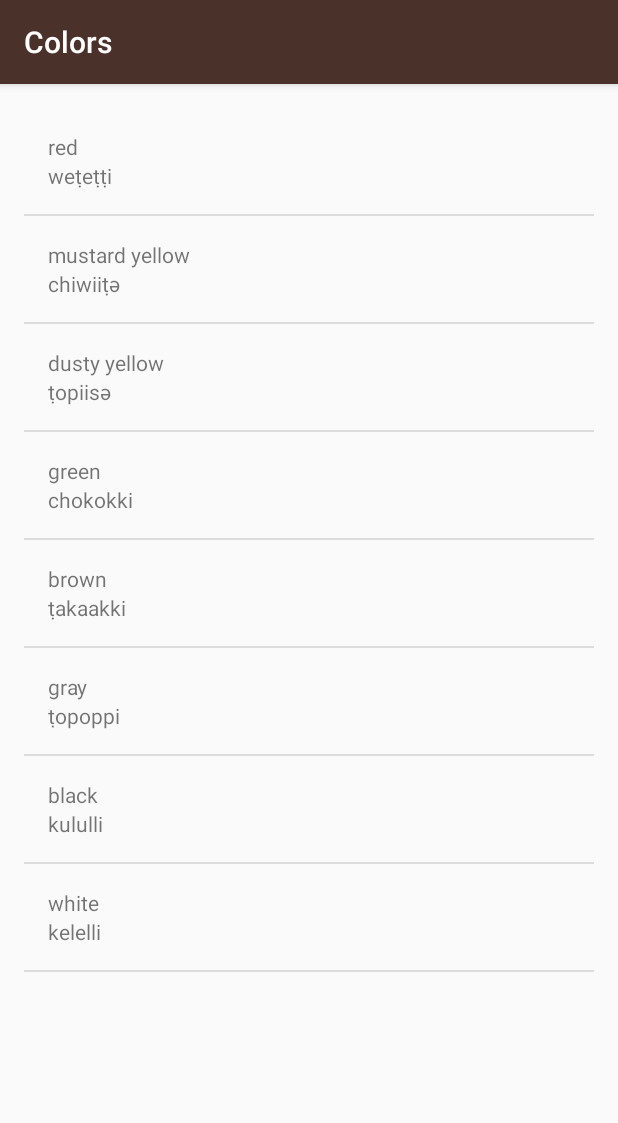
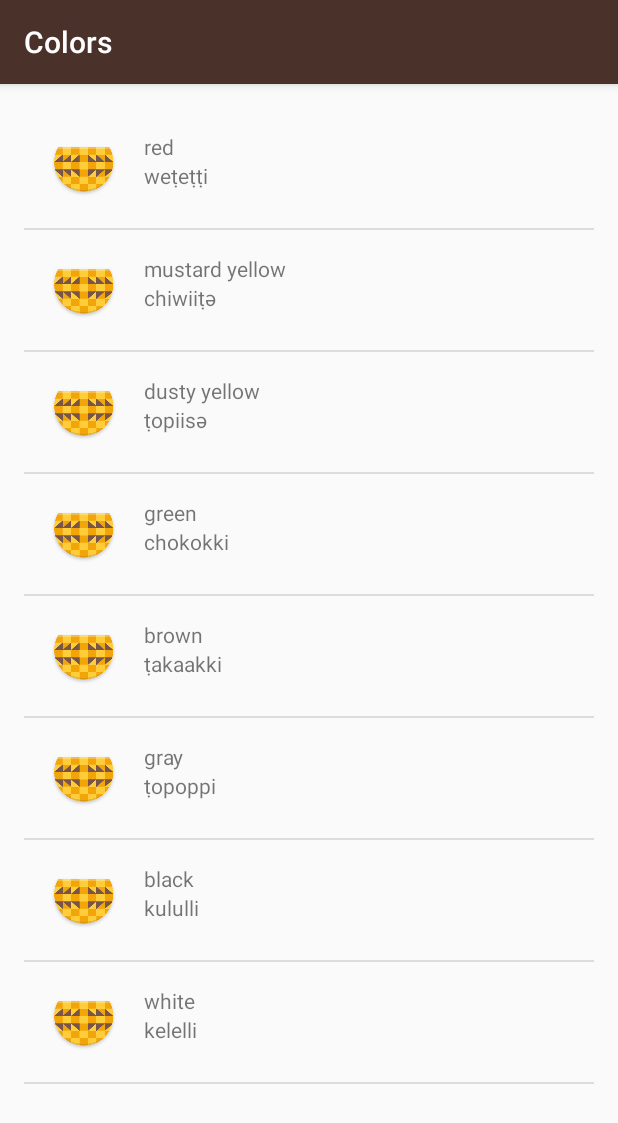
Before and after one commit to harindersingh/LearningAndroid, an Android app: the ColorsActivity screen opened directly, with no data from a screen before it, on a phone screen of 412 x 824 dp. Shown: the top 1123 px of the screen. Run offline under Robolectric (Android 15) with nearby library versions, the phone set to English and light mode, and no system bars.

Commit message:
modifying list_item layout to contain an image that'll be associated with each word

```diff
--- a/Miwok/app/src/main/res/layout/list_item.xml
+++ b/Miwok/app/src/main/res/layout/list_item.xml
@@ -1,10 +1,21 @@
 <?xml version="1.0" encoding="utf-8"?>
 <LinearLayout xmlns:android="http://schemas.android.com/apk/res/android"
     xmlns:tools="http://schemas.android.com/tools"
-    android:orientation="vertical"
+    android:orientation="horizontal"
     android:layout_width="match_parent"
     android:layout_height="match_parent"
     android:padding="16dp">
+
+    <ImageView
+        android:layout_width="wrap_content"
+        android:layout_height="wrap_content"
+        android:src="@mipmap/ic_launcher"/>
+
+    <LinearLayout
+        android:layout_width="match_parent"
+        android:layout_height="match_parent"
+        android:orientation="vertical"
+        android:paddingLeft="16dp">
 
         <TextView
             android:id="@+id/default_text_view"
@@ -17,5 +28,6 @@
             android:layout_width="match_parent"
             android:layout_height="wrap_content"
             tools:text="lutti"/>
+    </LinearLayout>
 
 </LinearLayout>
```
Lines whose indentation alone changed are shown as unchanged.
